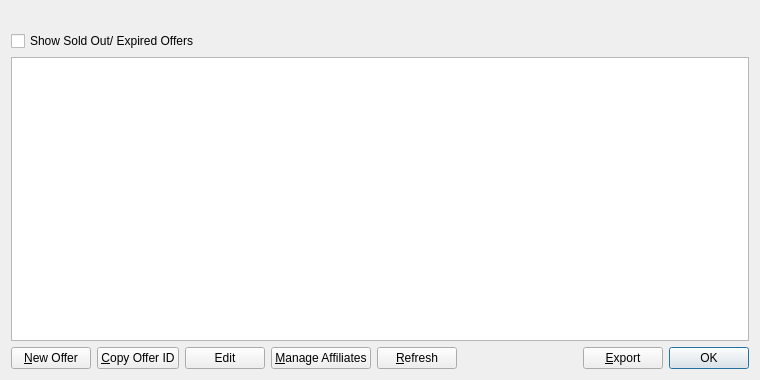
The window that src/qt/forms/myofferlistpage.ui (willyko/syscoin2) describes before a commit, drawn with Qt 5.
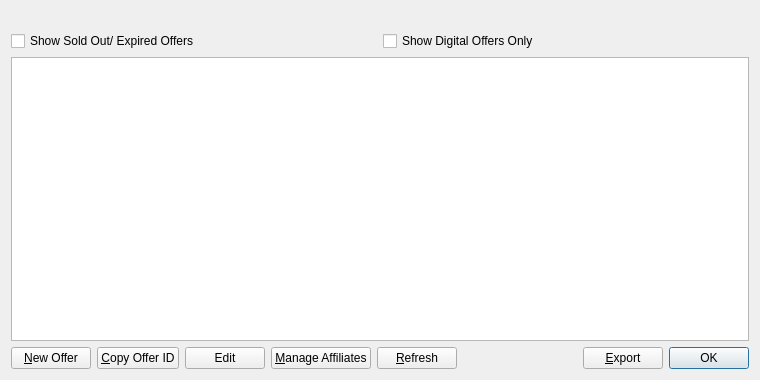
The same window after the commit.

Commit message: filter your offer list with digital offers

Diff of the .ui file:
```diff
--- a/src/qt/forms/myofferlistpage.ui
+++ b/src/qt/forms/myofferlistpage.ui
@@ -25,11 +25,22 @@
     </widget>
    </item>
    <item>
+    <layout class="QHBoxLayout" name="horizontalLayout_3">
+     <item>
     <widget class="QCheckBox" name="soldOutCheck">
      <property name="text">
       <string>Show Sold Out/ Expired Offers</string>
      </property>
     </widget>
+     </item>
+     <item>
+      <widget class="QCheckBox" name="showDigitalOffers">
+       <property name="text">
+        <string>Show Digital Offers Only</string>
+       </property>
+      </widget>
+     </item>
+    </layout>
    </item>
    <item>
     <widget class="QTableView" name="tableView">
```
Lines whose indentation alone changed are shown as unchanged. The commit also changes 4 other files.
